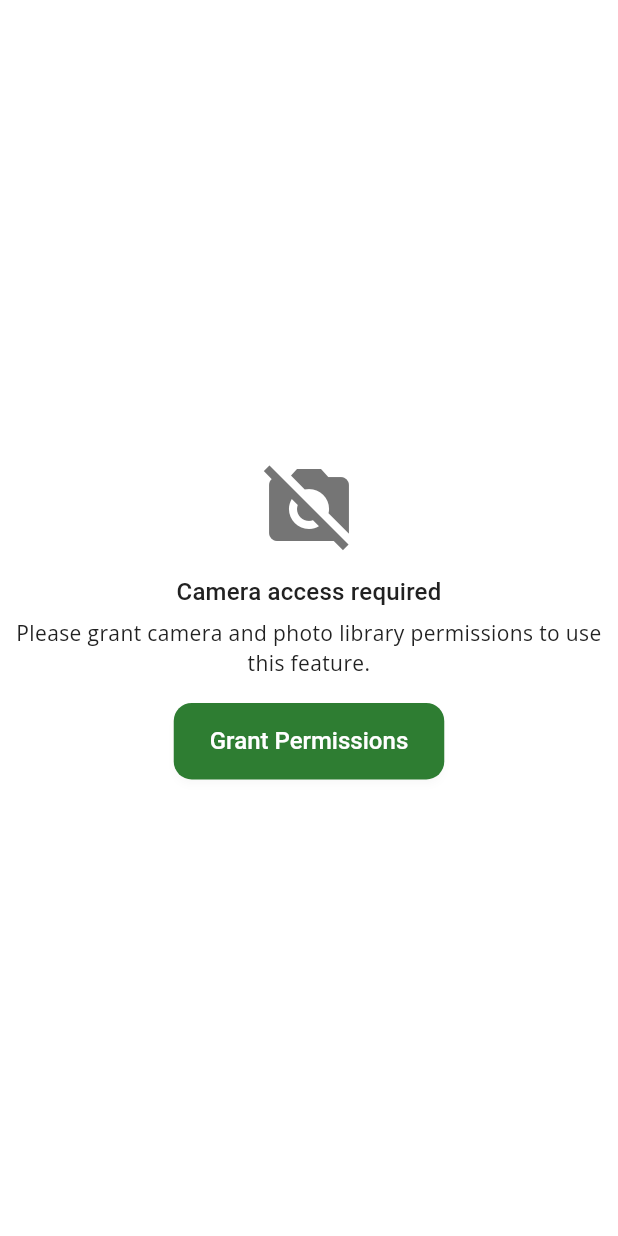
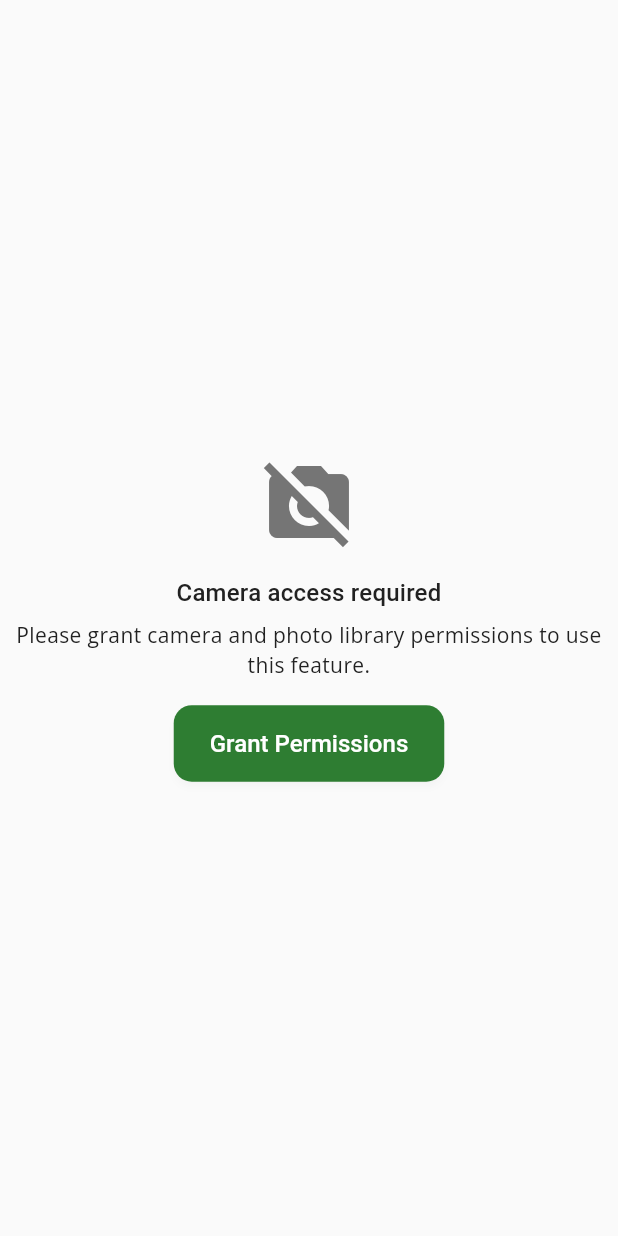
Before and after one commit to Ikwame91/cropscan, a Flutter app: the CropScannerCamera screen opened by its route, on a phone screen of 412 x 824 dp. Run offline on Flutter 3.47's test engine with Material 3 defaults, Android fonts, the phone set to English and light mode, and no system bars; our stand-ins replace cached_network_image, camera, connectivity_plus, flutter_svg, google_fonts, image_picker and 2 more; missing offline and left inert: tflite_flutter; network calls fail.

Commit message:
tflite modification and scannerscreen

```diff
--- a/lib/core/services/tf_lite_model_services.dart
+++ b/lib/core/services/tf_lite_model_services.dart
@@ -49,7 +49,7 @@ class TfLiteModelServices extends ChangeNotifier {
     if (_status == ModelPredictionStatus.loading ||
         _status == ModelPredictionStatus.ready) {
       log("TFLiteModelServices: Model already loaded or loading");
-      return; // FIX: Added missing return
+      return;
     }
 
     _setStatus(ModelPredictionStatus.loading);
--- a/lib/presentation/crop_scanner_camera/crop_scanner_camera.dart
+++ b/lib/presentation/crop_scanner_camera/crop_scanner_camera.dart
@@ -246,11 +246,7 @@ class CropScannerCameraState extends State<CropScannerCamera>
           actions: <Widget>[
             TextButton(
               child: const Text("Cancel"),
-              onPressed: () {
-                Navigator.of(context).pop();
-                // Instead of _closeCamera(), we simply pop the dialog.
-                // The MainScreen will handle navigation, possibly to the Dashboard tab.
-              },
+              onPressed: () {},
             ),
             TextButton(
               child: const Text("Open Settings"),
@@ -348,7 +344,7 @@ class CropScannerCameraState extends State<CropScannerCamera>
     try {
       final File image = File(imageFile.path);
       final Map<String, dynamic>? result =
-          await tfliteModelServices.predictedImage(image);
+          await tfliteModelServices.predictImage(image);
       if (result != null) {
         setState(() {
           _detectedCrop = result['label'];
@@ -441,8 +437,6 @@ class CropScannerCameraState extends State<CropScannerCamera>
     }
   }
 
-  // _closeCamera() is removed as it's not needed here; Navigator.pop is contextual.
-
   @override
   void didChangeAppLifecycleState(AppLifecycleState state) {
     if (_cameraController == null || !_cameraController!.value.isInitialized) {
@@ -475,12 +469,21 @@ class CropScannerCameraState extends State<CropScannerCamera>
 
   @override
   Widget build(BuildContext context) {
-    if (!_hasPermission ||
-        _cameraController == null ||
-        !_cameraController!.value.isInitialized) {
-      // Display a placeholder or loading indicator if permissions aren't granted
-      // or camera isn't initialized yet.
-      return Center(
+    final tfliteModelServices = context.watch<TfLiteModelServices>();
+    final mlStatus = tfliteModelServices.status;
+
+    final bool isCameraAndModelReady = _hasPermission &&
+        _cameraController != null &&
+        _cameraController!.value.isInitialized &&
+        (mlStatus == ModelPredictionStatus.ready ||
+            mlStatus == ModelPredictionStatus.predicting);
+    if (!isCameraAndModelReady) {
+      return Scaffold(
+        // Ensure a Scaffold is returned here
+        backgroundColor:
+            Theme.of(context).scaffoldBackgroundColor, // Use theme colors
+        body: SafeArea(
+          child: Center(
             child: Column(
               mainAxisAlignment: MainAxisAlignment.center,
               children: [
@@ -507,13 +510,53 @@ class CropScannerCameraState extends State<CropScannerCamera>
                     onPressed: () => _checkAndInitializeCamera(), // Allow retry
                     child: const Text('Grant Permissions'),
                   ),
+                ] else if (mlStatus == ModelPredictionStatus.loading) ...[
+                  CircularProgressIndicator(
+                    valueColor: AlwaysStoppedAnimation<Color>(
+                        Theme.of(context).colorScheme.primary),
+                  ),
+                  SizedBox(height: 2.h),
+                  Text(
+                    'Loading crop detection model...',
+                    style: Theme.of(context).textTheme.titleMedium,
+                    textAlign: TextAlign.center,
+                  ),
+                ] else if (mlStatus == ModelPredictionStatus.error) ...[
+                  Icon(Icons.error_outline, color: Colors.red, size: 64),
+                  SizedBox(height: 2.h),
+                  Text(
+                    'Model loading error',
+                    style: Theme.of(context).textTheme.titleMedium,
+                    textAlign: TextAlign.center,
+                  ),
+                  SizedBox(height: 1.h),
+                  Text(
+                    tfliteModelServices.errorMessage ??
+                        'An unknown error occurred while loading the model.',
+                    style: Theme.of(context).textTheme.bodyMedium,
+                    textAlign: TextAlign.center,
+                  ),
+                  SizedBox(height: 2.h),
+                  ElevatedButton(
+                    onPressed: () {
+                      // Attempt to reload model and camera again
+                      initializeCameraOnDemand();
+                    },
+                    child: const Text('Retry'),
+                  ),
                 ] else ...[
-              CircularProgressIndicator(),
+                  // Camera not initialized but permission might be granted
+                  CircularProgressIndicator(
+                    valueColor: AlwaysStoppedAnimation<Color>(
+                        Theme.of(context).colorScheme.primary),
+                  ),
                   SizedBox(height: 2.h),
                   Text('Initializing camera...',
-                  style: AppTheme.lightTheme.textTheme.titleMedium),
+                      style: Theme.of(context).textTheme.titleMedium),
                 ],
               ],
+            ),
+          ),
         ),
       );
     }
@@ -555,62 +598,24 @@ class CropScannerCameraState extends State<CropScannerCamera>
             ),
 
             // Detection Feedback
-            if (_showDetectionFeedback)
+            if (_showDetectionFeedback &&
+                mlStatus ==
+                    ModelPredictionStatus
+                        .ready) // Only show if prediction is done
               DetectionFeedbackWidget(
                 cropName: _detectedCrop,
                 confidence: _confidence,
               ),
 
-            // Loading Overlay
-            if (_isProcessing) LoadingOverlayWidget(),
+            // Loading Overlay - show if _isDetecting (ML prediction in progress)
+            // or if the ML model is currently loading/predicting via its status
+            if (mlStatus == ModelPredictionStatus.predicting ||
+                mlStatus == ModelPredictionStatus.loading)
+              LoadingOverlayWidget(),
 
             // Zoom Indicator
             if (_currentZoomLevel > 1.0) _buildZoomIndicator(),
           ],
-        ),
-      ),
-    );
-  }
-
-  Widget _buildPermissionScreen() {
-    return Scaffold(
-      backgroundColor: AppTheme.lightTheme.scaffoldBackgroundColor,
-      body: SafeArea(
-        child: Padding(
-          padding: EdgeInsets.symmetric(horizontal: 6.w, vertical: 4.h),
-          child: Column(
-            mainAxisAlignment: MainAxisAlignment.center,
-            children: [
-              CustomIconWidget(
-                iconName: 'camera_alt',
-                size: 20.w,
-                color: AppTheme.lightTheme.colorScheme.primary,
-              ),
-              SizedBox(height: 4.h),
-              Text(
-                'Camera Permission Required',
-                style: AppTheme.lightTheme.textTheme.headlineSmall,
-                textAlign: TextAlign.center,
-              ),
-              SizedBox(height: 2.h),
-              Text(
-                'CropScan Pro needs camera access to identify crops. Please grant camera permission to continue.',
-                style: AppTheme.lightTheme.textTheme.bodyMedium,
-                textAlign: TextAlign.center,
-              ),
-              SizedBox(height: 4.h),
-              SizedBox(
-                width: double.infinity,
-                child: ElevatedButton(
-                  onPressed: () {
-                    _checkAndInitializeCamera();
-                  },
-                  child: Text('Grant Permission'),
-                ),
-              ),
-              SizedBox(height: 2.h),
-            ],
-          ),
         ),
       ),
     );
```
Lines whose indentation alone changed are shown as unchanged.
